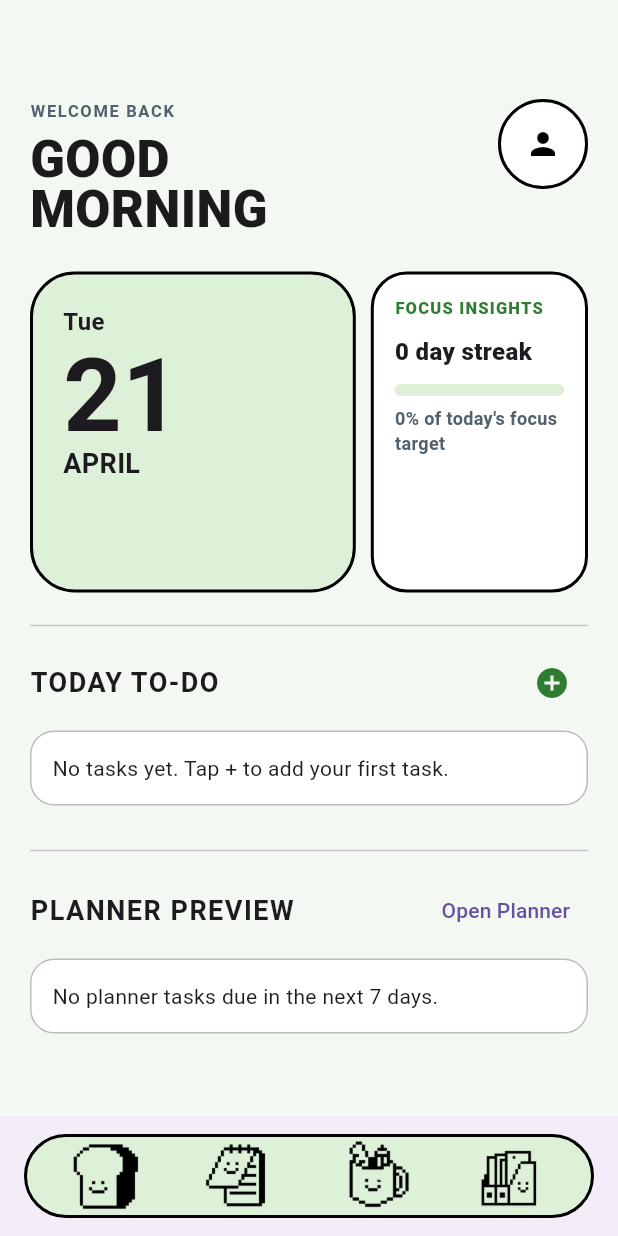
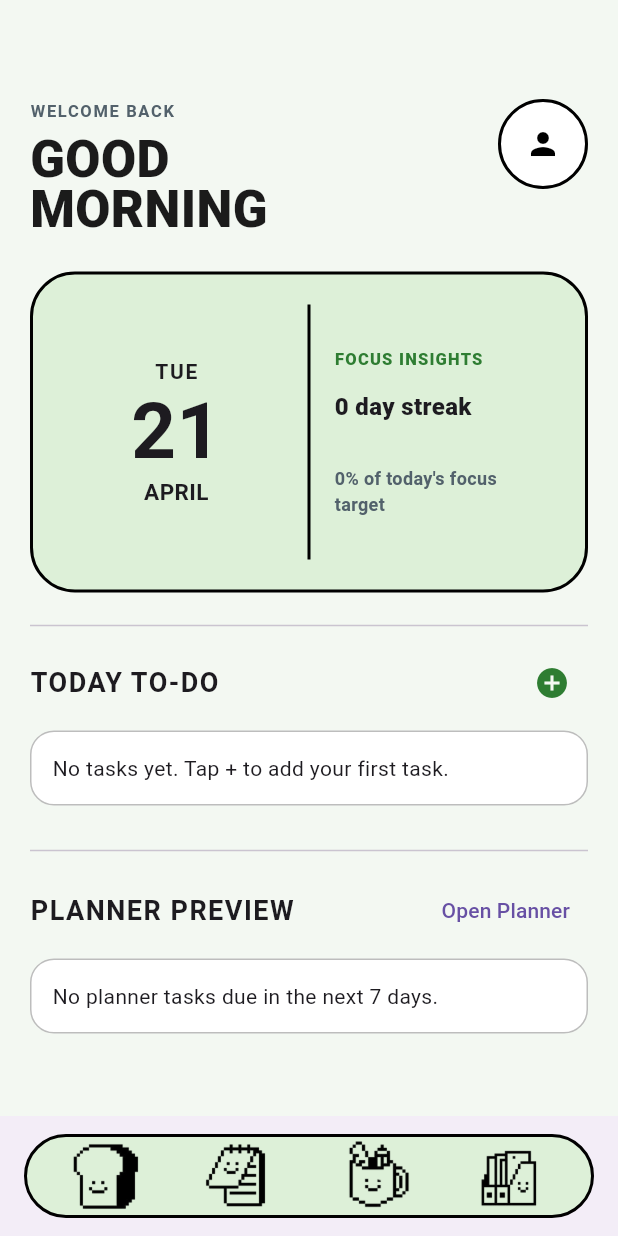
Before and after one commit to rrai23/StudyBuddy, a Flutter app: the screen it shows after launch, on a phone screen of 412 x 824 dp. Run offline on Flutter 3.47's test engine with Material 3 defaults, Android fonts, the light colour scheme and no system bars; our stand-ins replace google_fonts, hive, hive_flutter, image_picker; accounts and stored records are empty.

Commit message:
edited the date/streak part

```diff
--- a/studybuddy/lib/screens/homepage.dart
+++ b/studybuddy/lib/screens/homepage.dart
@@ -483,12 +483,7 @@ class _HomepageState extends State<Homepage> {
                     final int safeTarget = studyTarget <= 0 ? 25 * 60 : studyTarget;
                     final double ratio = (todaySeconds / safeTarget).clamp(0, 1);
 
-                    return Row(
-                      crossAxisAlignment: CrossAxisAlignment.start,
-                      children: [
-                        Expanded(
-                          flex: 3,
-                          child: GestureDetector(
+                    return GestureDetector(
                       onTap: () {
                         Navigator.push(
                           context,
@@ -499,49 +494,60 @@ class _HomepageState extends State<Homepage> {
                       },
                       child: Container(
                         constraints: const BoxConstraints(minHeight: 214),
-                              padding: const EdgeInsets.all(20),
+                        padding: const EdgeInsets.symmetric(horizontal: 24, vertical: 20),
                         decoration: BoxDecoration(
                           color: AppPalette.primarySoft,
                           borderRadius: BorderRadius.circular(30),
                           border: Border.all(color: Colors.black, width: 2),
                         ),
+                        child: IntrinsicHeight(
+                          child: Row(
+                            crossAxisAlignment: CrossAxisAlignment.stretch,
+                            children: [
+                              Expanded(
                                 child: Column(
-                                crossAxisAlignment: CrossAxisAlignment.start,
+                                  mainAxisAlignment: MainAxisAlignment.center,
+                                  crossAxisAlignment: CrossAxisAlignment.center,
                                   children: [
                                     Text(
-                                    dayName,
-                                    style: const TextStyle(fontSize: 16, fontWeight: FontWeight.w700),
+                                      dayName.toUpperCase(),
+                                      style: const TextStyle(
+                                        fontSize: 14,
+                                        fontWeight: FontWeight.w700,
+                                        letterSpacing: 1.2,
                                       ),
-                                  const SizedBox(height: 5),
+                                    ),
+                                    const SizedBox(height: 4),
                                     Text(
                                       dayNumber,
                                       style: const TextStyle(
-                                      fontSize: 68,
+                                        fontSize: 52,
                                         fontWeight: FontWeight.bold,
-                                      height: 0.95,
+                                        height: 1.0,
                                       ),
                                     ),
+                                    const SizedBox(height: 4),
                                     Text(
                                       month.toUpperCase(),
-                                    style: const TextStyle(fontSize: 18, fontWeight: FontWeight.w700),
+                                      style: const TextStyle(
+                                        fontSize: 15,
+                                        fontWeight: FontWeight.w700,
+                                      ),
                                     ),
                                   ],
                                 ),
                               ),
+                              const Padding(
+                                padding: EdgeInsets.symmetric(horizontal: 16),
+                                child: VerticalDivider(
+                                  width: 2,
+                                  thickness: 2,
+                                  color: Colors.black,
                                 ),
                               ),
-                        const SizedBox(width: 10),
                               Expanded(
-                          flex: 2,
-                          child: Container(
-                            constraints: const BoxConstraints(minHeight: 214),
-                            padding: const EdgeInsets.all(14),
-                            decoration: BoxDecoration(
-                              color: AppPalette.surface,
-                              borderRadius: BorderRadius.circular(24),
-                              border: Border.all(color: Colors.black, width: 2),
-                            ),
                                 child: Column(
+                                  mainAxisAlignment: MainAxisAlignment.center,
                                   crossAxisAlignment: CrossAxisAlignment.start,
                                   children: [
                                     const Text(
@@ -553,7 +559,7 @@ class _HomepageState extends State<Homepage> {
                                         color: AppPalette.primary,
                                       ),
                                     ),
-                                const SizedBox(height: 10),
+                                    const SizedBox(height: 12),
                                     Text(
                                       '$streak day streak',
                                       style: const TextStyle(
@@ -561,7 +567,7 @@ class _HomepageState extends State<Homepage> {
                                         fontWeight: FontWeight.w800,
                                       ),
                                     ),
-                                const SizedBox(height: 10),
+                                    const SizedBox(height: 12),
                                     ClipRRect(
                                       borderRadius: BorderRadius.circular(999),
                                       child: LinearProgressIndicator(
@@ -573,7 +579,7 @@ class _HomepageState extends State<Homepage> {
                                         ),
                                       ),
                                     ),
-                                const SizedBox(height: 6),
+                                    const SizedBox(height: 8),
                                     Text(
                                       '${(ratio * 100).round()}% of today\'s focus target',
                                       style: const TextStyle(
@@ -585,8 +591,10 @@ class _HomepageState extends State<Homepage> {
                                   ],
                                 ),
                               ),
+                            ],
                           ),
-                      ],
+                        ),
+                      ),
                     );
                   },
                 ),
```
Lines whose indentation alone changed are shown as unchanged.
